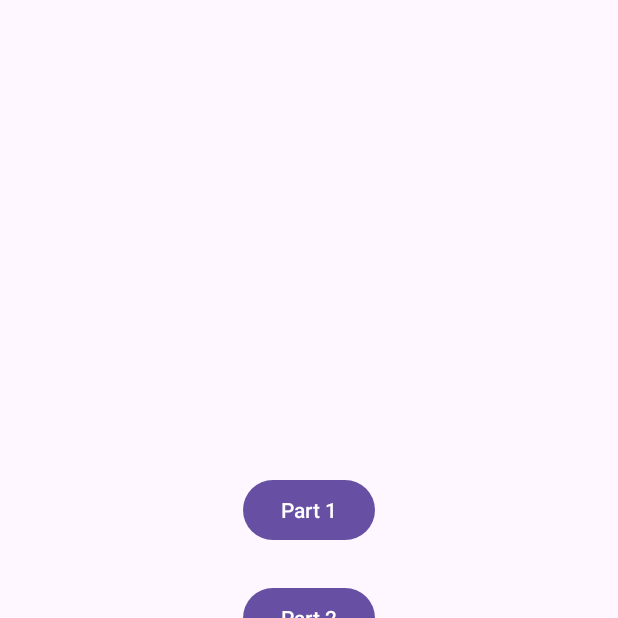
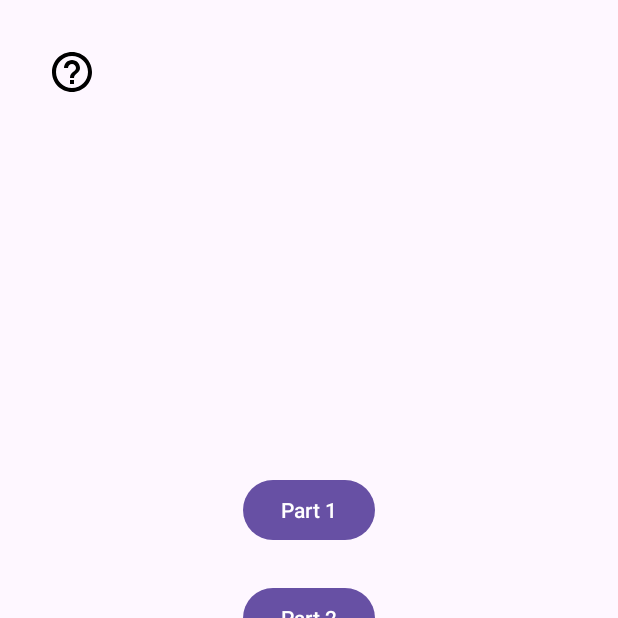
Before and after one commit to DrC0okie/HEIG_DAA_Labo2, an Android app: the screen it shows after launch (MainActivity), on a phone screen of 412 x 824 dp, the top half of it. Run offline under Robolectric (Android 15) with nearby library versions, the phone set to English and light mode, and no system bars.

Commit message:
Added a beautiful drawer in the main activity =)

```diff
--- a/labo2/app/build.gradle.kts
+++ b/labo2/app/build.gradle.kts
@@ -41,6 +41,7 @@ android {
 
 dependencies {
 
+    implementation("androidx.drawerlayout:drawerlayout:1.2.0")
     implementation("androidx.core:core-ktx:1.12.0")
     implementation("androidx.appcompat:appcompat:1.6.1")
     implementation("com.google.android.material:material:1.10.0")
--- a/labo2/app/src/main/java/ch/heigvd/daa/labo2/MainActivity.kt
+++ b/labo2/app/src/main/java/ch/heigvd/daa/labo2/MainActivity.kt
@@ -1,22 +1,40 @@
 package ch.heigvd.daa.labo2
 
 import android.content.Intent
+import android.net.Uri
 import androidx.appcompat.app.AppCompatActivity
 import android.os.Bundle
+import android.widget.TextView
+import androidx.core.view.GravityCompat
 import ch.heigvd.daa.labo2.databinding.ActivityMainBinding
 import ch.heigvd.daa.labo2.part1.Part1MainActivity
 import ch.heigvd.daa.labo2.part2.Part2MainActivity
 import ch.heigvd.daa.labo2.part3.Part3MainActivity
+import androidx.activity.addCallback
 
 class MainActivity : AppCompatActivity() {
 
     private lateinit var binding: ActivityMainBinding
+    private lateinit var githubLink: TextView
 
     override fun onCreate(savedInstanceState: Bundle?) {
         super.onCreate(savedInstanceState)
         binding = ActivityMainBinding.inflate(layoutInflater)
         setContentView(binding.root)
+        setClickListeners()
+    }
 
+    override fun onBackPressed() {
+        with(binding){
+            if (drawerLayout.isDrawerOpen(GravityCompat.START)) {
+                drawerLayout.closeDrawer(GravityCompat.START)
+            } else {
+                super.onBackPressed()
+            }
+        }
+    }
+
+    private fun setClickListeners(){
         with(binding){
 
             buttonPart1.setOnClickListener {
@@ -30,6 +48,30 @@ class MainActivity : AppCompatActivity() {
             buttonPart3.setOnClickListener {
                 startActivity(Intent(this@MainActivity, Part3MainActivity::class.java))
             }
+
+            //Nasty way to find the github link TextView in the drawer content
+            githubLink = navView.getHeaderView(0).findViewById(R.id.text_view_github_link)
+
+            // Handles the click on the github "link" in the drawer
+            githubLink.setOnClickListener {
+                val uri: Uri = Uri.parse("https://github.com/DrC0okie/HEIG_DAA_Labo2")
+                val intent = Intent(Intent.ACTION_VIEW, uri)
+                intent.setDataAndType(uri, "text/html")
+
+                // Check if a browser is available on the system
+                if (intent.resolveActivity(packageManager) != null) {
+                    startActivity(intent)
+                }
+            }
+
+            // Handle the info button
+            imageButtonHelp.setOnClickListener {
+                if (drawerLayout.isDrawerOpen(GravityCompat.START)) {
+                    drawerLayout.closeDrawer(GravityCompat.START)
+                } else {
+                    drawerLayout.openDrawer(GravityCompat.START)
+                }
+            }
         }
     }
 }
--- /dev/null
+++ b/labo2/app/src/main/res/drawable/baseline_help_outline_24.xml
@@ -0,0 +1,5 @@
+<vector android:autoMirrored="true" android:height="24dp"
+    android:tint="#000000" android:viewportHeight="24"
+    android:viewportWidth="24" android:width="24dp" xmlns:android="http://schemas.android.com/apk/res/android">
+    <path android:fillColor="@android:color/white" android:pathData="M11,18h2v-2h-2v2zM12,2C6.48,2 2,6.48 2,12s4.48,10 10,10 10,-4.48 10,-10S17.52,2 12,2zM12,20c-4.41,0 -8,-3.59 -8,-8s3.59,-8 8,-8 8,3.59 8,8 -3.59,8 -8,8zM12,6c-2.21,0 -4,1.79 -4,4h2c0,-1.1 0.9,-2 2,-2s2,0.9 2,2c0,2 -3,1.75 -3,5h2c0,-2.25 3,-2.5 3,-5 0,-2.21 -1.79,-4 -4,-4z"/>
+</vector>
--- a/labo2/app/src/main/res/layout/activity_main.xml
+++ b/labo2/app/src/main/res/layout/activity_main.xml
@@ -1,11 +1,27 @@
 <?xml version="1.0" encoding="utf-8"?>
-<androidx.constraintlayout.widget.ConstraintLayout xmlns:android="http://schemas.android.com/apk/res/android"
+<androidx.drawerlayout.widget.DrawerLayout xmlns:android="http://schemas.android.com/apk/res/android"
     xmlns:app="http://schemas.android.com/apk/res-auto"
     xmlns:tools="http://schemas.android.com/tools"
+    android:id="@+id/drawer_layout"
     android:layout_width="match_parent"
     android:layout_height="match_parent"
-    android:padding="32dp"
+    android:fitsSystemWindows="true"
     tools:context=".MainActivity">
+
+    <androidx.constraintlayout.widget.ConstraintLayout
+        android:layout_width="match_parent"
+        android:layout_height="match_parent"
+        android:padding="32dp">
+
+        <ImageButton
+            android:id="@+id/image_button_help"
+            android:layout_width="32dp"
+            android:layout_height="32dp"
+            android:background="@android:color/transparent"
+            android:src="@drawable/baseline_help_outline_24"
+            android:scaleType="centerCrop"
+            app:layout_constraintStart_toStartOf="parent"
+            app:layout_constraintTop_toTopOf="parent"/>
 
         <Button
             android:id="@+id/button_part1"
@@ -39,3 +55,15 @@
             app:layout_constraintTop_toBottomOf="@id/button_part2" />
 
     </androidx.constraintlayout.widget.ConstraintLayout>
+
+    <com.google.android.material.navigation.NavigationView
+        android:layout_marginTop="16dp"
+        android:id="@+id/nav_view"
+        android:layout_width="wrap_content"
+        android:layout_height="match_parent"
+        android:layout_gravity="start"
+        android:fitsSystemWindows="true"
+        app:headerLayout="@layout/drawer_content"
+        android:background="@color/white"/>
+
+</androidx.drawerlayout.widget.DrawerLayout>
--- a/labo2/app/src/main/res/values/colors.xml
+++ b/labo2/app/src/main/res/values/colors.xml
@@ -2,4 +2,7 @@
 <resources>
     <color name="black">#FF000000</color>
     <color name="white">#FFFFFFFF</color>
+    <color name="nav_header">#FFE57F</color>
+    <color name="status_bar">#FF9100</color>
+    <color name="hyperlink">#0000EE</color>
 </resources>
--- a/labo2/app/src/main/res/values/themes.xml
+++ b/labo2/app/src/main/res/values/themes.xml
@@ -5,5 +5,7 @@
         <!-- <item name="colorPrimary">@color/my_light_primary</item> -->
     </style>
 
-    <style name="Theme.Labo2" parent="Base.Theme.Labo2" />
+    <style name="Theme.Labo2" parent="Base.Theme.Labo2">
+        <item name="colorPrimaryDark">@color/status_bar</item>
+    </style>
 </resources>
```
Also changed, not shown: labo2/app/src/main/AndroidManifest.xml (+12 -2 lines), labo2/app/src/main/res/layout/drawer_content.xml (added, +141 -0 lines), labo2/app/src/main/res/values/strings.xml (+8 -0 lines), labo2/app/src/main/res/drawable-nodpi/anthony.jpg (added), labo2/app/src/main/res/drawable-nodpi/app.png (added), labo2/app/src/main/res/drawable-nodpi/felix.jpg (added), labo2/app/src/main/res/drawable-nodpi/splash.png (added), labo2/app/src/main/res/drawable-nodpi/tim.png (added). Lines whose indentation alone changed are shown as unchanged.
